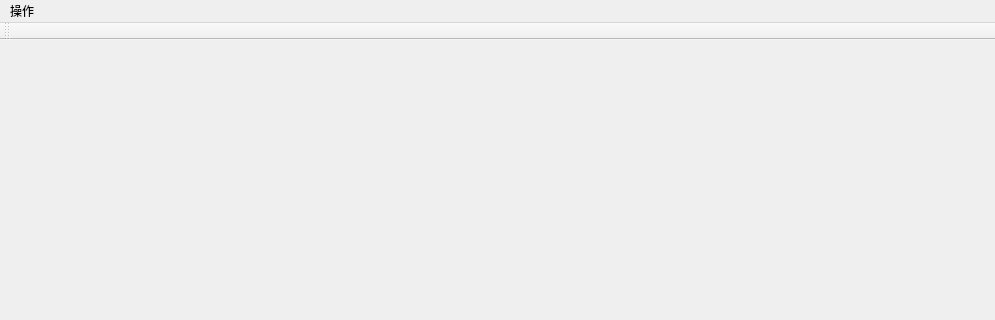
Old version of the form lecp.ui in the repository songzy12/largest_empty_convex_polygon; both pictures show x 0 to 995 and y 0 to 320 of the 995 by 599 pixel window.
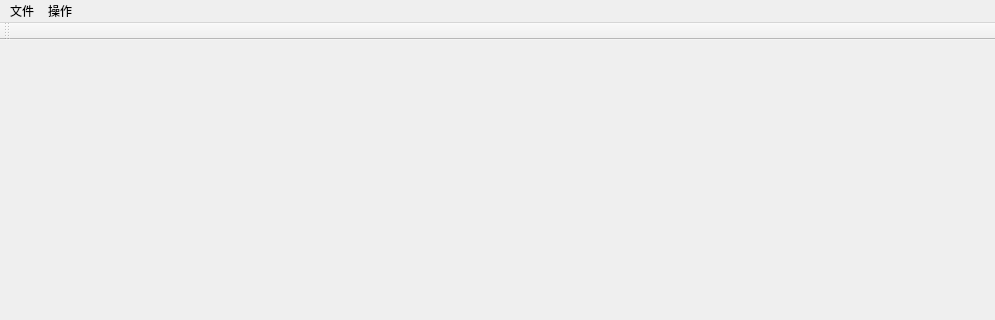
New version of the form.

```diff
--- a/lecp.ui
+++ b/lecp.ui
@@ -30,6 +30,14 @@
     <addaction name="polar_angle_sort"/>
     <addaction name="create_VG"/>
    </widget>
+   <widget class="QMenu" name="menu_2">
+    <property name="title">
+     <string>文件</string>
+    </property>
+    <addaction name="saveFile"/>
+    <addaction name="openFile"/>
+   </widget>
+   <addaction name="menu_2"/>
    <addaction name="menu"/>
   </widget>
   <widget class="QToolBar" name="mainToolBar">
```
Left out of the diff: 10 changed lines with no effect on the pictures.
